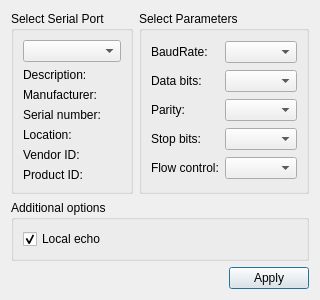
The window that settingsdialog.ui (iinterstellar/QSerialPort-Threading-Experiments) describes before a commit, drawn with Qt 5.
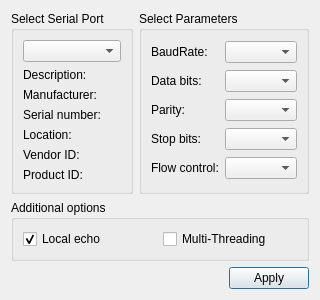
The same window after the commit.

Commit message: Add GUI checkbox to select between default implementation and Multi-threading experimentation mode

What changed in the file:
```diff
--- a/settingsdialog.ui
+++ b/settingsdialog.ui
@@ -6,8 +6,8 @@
    <rect>
     <x>0</x>
     <y>0</y>
-    <width>281</width>
-    <height>262</height>
+    <width>302</width>
+    <height>296</height>
    </rect>
   </property>
   <property name="windowTitle">
@@ -156,7 +156,7 @@
      <property name="title">
       <string>Additional options</string>
      </property>
-     <layout class="QVBoxLayout" name="verticalLayout">
+     <layout class="QHBoxLayout" name="horizontalLayout_2">
       <item>
        <widget class="QCheckBox" name="localEchoCheckBox">
         <property name="text">
@@ -167,6 +167,13 @@
         </property>
        </widget>
       </item>
+      <item>
+       <widget class="QCheckBox" name="multiThreadCheckBox">
+        <property name="text">
+         <string>Multi-Threading</string>
+        </property>
+       </widget>
+      </item>
      </layout>
     </widget>
    </item>
```
The commit also changes 7 other files.
